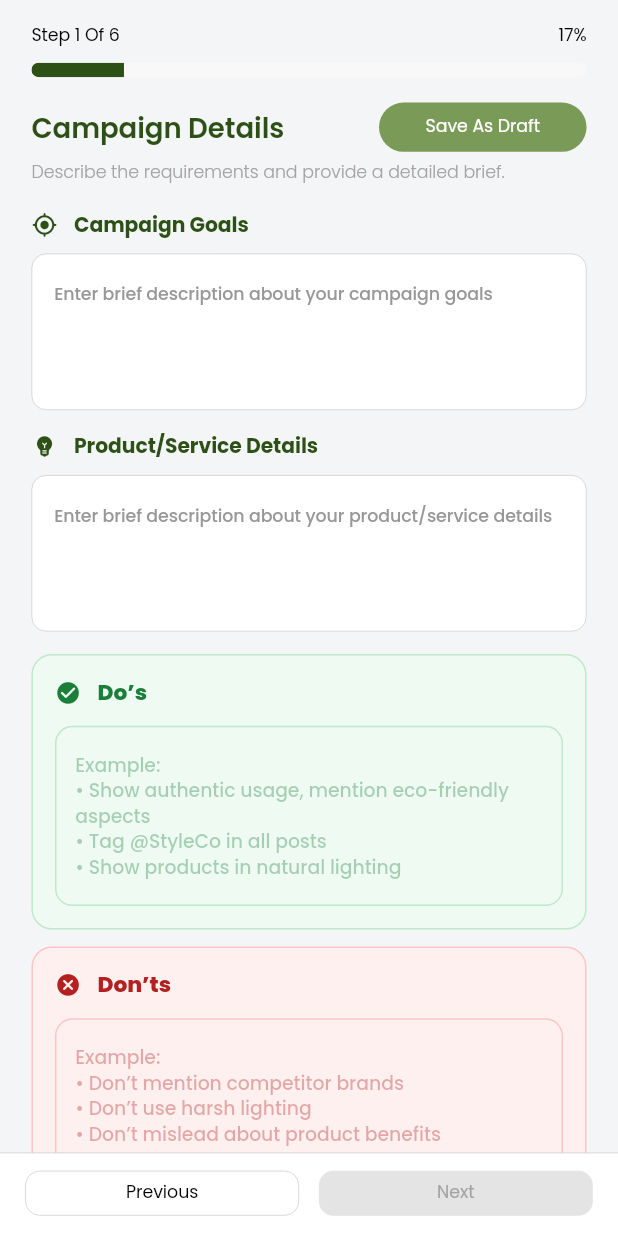
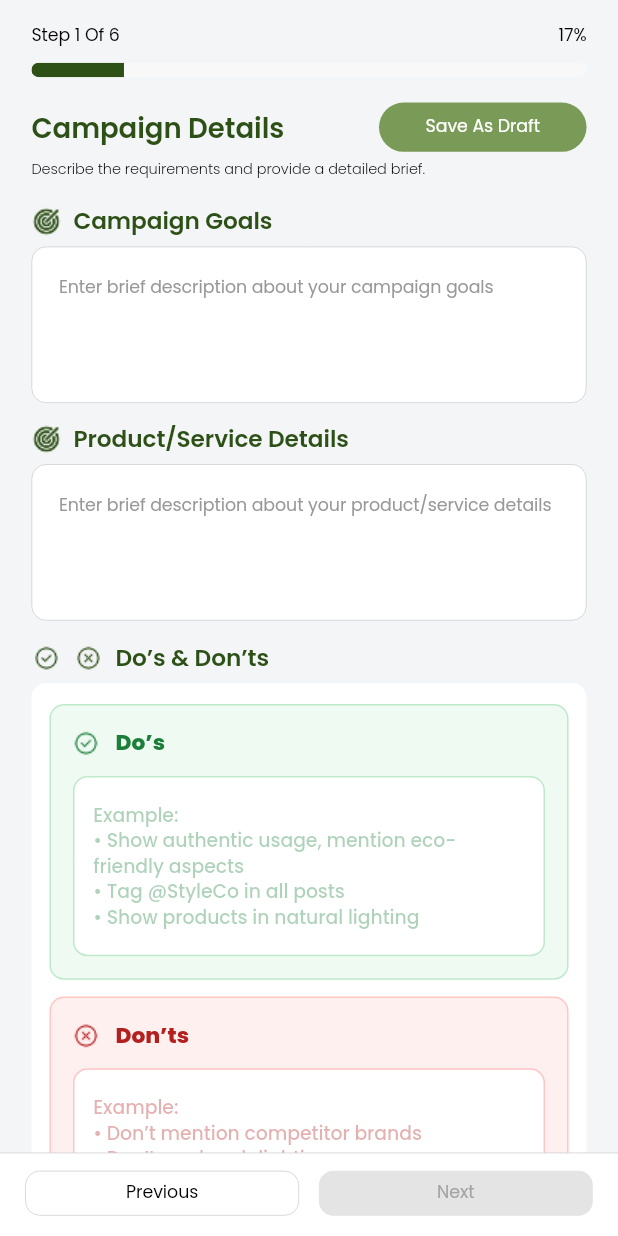
Before and after one commit to AminulSagor/influencer_app, a Flutter app: the CreateCampaignStep3View widget shown alone on an empty page, opened directly, on a phone screen of 412 x 824 dp. Run offline on Flutter 3.47's test engine with Material 3 defaults, Android fonts, the light colour scheme and no system bars; our stand-ins replace dotted_border, file_picker, fl_chart, flutter_screenutil, get, image_picker.

Commit message:
Complete the create_campaing_step3_view UI

```diff
--- /dev/null
+++ b/lib/core/utils/app_assets.dart
@@ -0,0 +1,10 @@
+class AppAssets {
+  static const String campaignGoals = 'assets/icons/campaign _goals.png';
+  static const String checkMark = 'assets/icons/check_mark.png';
+  static const String cancel = 'assets/icons/cancel.png';
+  static const String cancelOutline = 'assets/icons/cancel_outline.png';
+  static const String termsCondition = 'assets/icons/terms_condition.png';
+  static const String presentation = 'assets/icons/presentation.png';
+  static const String copyright = 'assets/icons/copyright.png';
+  static const String clock = 'assets/icons/clock.png';
+}
--- a/lib/modules/brand/create_campaign/create_campaign_step3_view.dart
+++ b/lib/modules/brand/create_campaign/create_campaign_step3_view.dart
@@ -2,6 +2,7 @@
 import 'package:flutter/material.dart';
 import 'package:flutter_screenutil/flutter_screenutil.dart';
 import 'package:get/get.dart';
+import 'package:influencer_app/core/utils/app_assets.dart';
 
 import '../../../core/theme/app_palette.dart';
 import '../../../core/utils/constants.dart';
@@ -57,60 +58,84 @@ class CreateCampaignStep3View extends GetView<CreateCampaignController> {
                         ),
                       ],
                     ),
-                    6.h.verticalSpace,
+                    5.h.verticalSpace,
                     Text(
                       'create_campaign_step3_subtitle'.tr,
                       maxLines: 2,
                       overflow: TextOverflow.ellipsis,
                       style: TextStyle(
-                        fontSize: 12.sp,
+                        fontSize: 10.sp,
                         fontWeight: FontWeight.w300,
-                        color: AppPalette.greyText,
+                        color: AppPalette.black,
                       ),
                     ),
 
                     18.h.verticalSpace,
 
-                    _SectionTitle(
-                      icon: Icons.gps_fixed_rounded,
-                      title: 'create_campaign_goals_label'.tr,
+                    TitleHeaderIcons(
+                        text: 'create_campaign_goals_label'.tr,
+                        icon: AppAssets.campaignGoals,
                     ),
-                    10.h.verticalSpace,
+
+                    6.h.verticalSpace,
+
                     _MultilineBox(
                       controller: controller.campaignGoalsCtrl,
                       hint: 'create_campaign_goals_hint'.tr,
                       onChanged: controller.onCampaignGoalsChanged,
                     ),
 
-                    16.h.verticalSpace,
+                    14.h.verticalSpace,
 
-                    _SectionTitle(
-                      icon: Icons.emoji_objects_rounded,
-                      title: 'create_campaign_product_service_label'.tr,
-                    ),
-                    10.h.verticalSpace,
+                    TitleHeaderIcons(text: 'create_campaign_product_service_label'.tr, icon: AppAssets.campaignGoals),
+
+                    6.h.verticalSpace,
+
                     _MultilineBox(
                       controller: controller.productServiceCtrl,
                       hint: 'create_campaign_product_service_hint'.tr,
                       onChanged: controller.onProductServiceChanged,
                     ),
 
-                    16.h.verticalSpace,
+                    15.h.verticalSpace,
 
-                    _DosDontSection(controller: controller),
+                    TitleHeaderIcons(
+                      text: 'campaign_dos_donts'.tr,
+                      icon: AppAssets.checkMark,
+                      extraIcon: AppAssets.cancelOutline,
+                    ),
 
-                    16.h.verticalSpace,
+                    6.h.verticalSpace,
+
+                    Container(
+                      padding: EdgeInsets.symmetric(horizontal: 12, vertical: 14),
+                      decoration: BoxDecoration(
+                        borderRadius: BorderRadius.circular(kBorderRadius.r),
+                        color: AppPalette.white,
+                      ),
+                      child: _DosDontSection(controller: controller),
+                    ),
+
+                    17.h.verticalSpace,
+
+                    TitleHeaderIcons(
+                      text: 'create_campaign_terms_label'.tr,
+                      icon: AppAssets.termsCondition,
+                    ),
+
+                    6.h.verticalSpace,
 
                     _TermsSection(controller: controller),
 
-                    18.h.verticalSpace,
+                    21.h.verticalSpace,
 
-                    _SectionTitle(
-                      icon: Icons.access_time_rounded,
-                      title: 'create_campaign_start_date_label'.tr,
-                      iconColor: Colors.deepOrange,
+                    TitleHeaderIcons(
+                      text: 'create_campaign_start_date_label'.tr,
+                      icon: AppAssets.clock,
                     ),
-                    10.h.verticalSpace,
+
+                    6.h.verticalSpace,
+
                     Obx(() {
                       final text = controller.startDateText;
                       final isPlaceholder = controller.startDate.value == null;
@@ -122,14 +147,15 @@ class CreateCampaignStep3View extends GetView<CreateCampaignController> {
                       );
                     }),
 
-                    16.h.verticalSpace,
+                    18.h.verticalSpace,
 
-                    _SectionTitle(
-                      icon: Icons.access_time_filled_rounded,
-                      title: 'create_campaign_duration_label'.tr,
-                      iconColor: Colors.deepOrange,
+                    TitleHeaderIcons(
+                      text: 'create_campaign_duration_label'.tr,
+                      icon: AppAssets.clock,
                     ),
-                    10.h.verticalSpace,
+
+                    6.h.verticalSpace,
+
                     _SingleLineBox(
                       controller: controller.durationCtrl,
                       hint: 'create_campaign_duration_hint'.tr, // "5 Days"
@@ -291,16 +317,16 @@ class _MultilineBox extends StatelessWidget {
         borderRadius: BorderRadius.circular(kBorderRadius.r),
         border: Border.all(color: AppPalette.border1, width: kBorderWidth0_5),
       ),
-      padding: EdgeInsets.symmetric(horizontal: 14.w, vertical: 10.h),
+      padding: EdgeInsets.symmetric(horizontal: 17.w, vertical: 10.h),
       child: TextFormField(
         controller: controller,
         onChanged: onChanged,
         maxLines: 4,
-        style: TextStyle(fontSize: 12.sp, color: AppPalette.black),
+        style: TextStyle(fontSize: 12.sp, color: AppPalette.greyText, fontWeight: FontWeight.w400),
         decoration: InputDecoration(
           border: InputBorder.none,
           hintText: hint,
-          hintStyle: TextStyle(fontSize: 12.sp, color: AppPalette.subtext),
+          hintStyle: TextStyle(fontSize: 12.sp, color: AppPalette.subtext, fontWeight: FontWeight.w400),
         ),
       ),
     );
@@ -400,7 +426,7 @@ class _DosDontSection extends StatelessWidget {
       children: [
         _GuidelineCard(
           title: 'create_campaign_dos_label'.tr,
-          icon: Icons.check_circle_rounded,
+          icon: AppAssets.checkMark,
           tint: const Color(0xFFEFFAF3),
           border: const Color(0xFFBFE9CB),
           titleColor: const Color(0xFF1B7F3A),
@@ -411,7 +437,7 @@ class _DosDontSection extends StatelessWidget {
         12.h.verticalSpace,
         _GuidelineCard(
           title: 'create_campaign_donts_label'.tr,
-          icon: Icons.cancel_rounded,
+          icon: AppAssets.cancelOutline,
           tint: const Color(0xFFFFF0F0),
           border: const Color(0xFFFFC5C5),
           titleColor: const Color(0xFFB32020),
@@ -426,7 +452,7 @@ class _DosDontSection extends StatelessWidget {
 
 class _GuidelineCard extends StatelessWidget {
   final String title;
-  final IconData icon;
+  final String icon;
   final Color tint;
   final Color border;
   final Color titleColor;
@@ -452,7 +478,7 @@ class _GuidelineCard extends StatelessWidget {
       padding: EdgeInsets.all(14.w),
       decoration: BoxDecoration(
         color: tint,
-        borderRadius: BorderRadius.circular(14.r),
+        borderRadius: BorderRadius.circular(kBorderRadius.r),
         border: Border.all(color: border, width: 1),
       ),
       child: Column(
@@ -461,8 +487,10 @@ class _GuidelineCard extends StatelessWidget {
           // Header like screenshot (icon + title)
           Row(
             children: [
-              Icon(icon, size: 18.sp, color: titleColor),
+              Image.asset(icon, height: 18.sp,width: 18.sp, color: titleColor),
+              // Icon(icon, size: 18.sp, color: titleColor),
               10.w.horizontalSpace,
+
               Expanded(
                 child: Text(
                   title,
@@ -484,8 +512,8 @@ class _GuidelineCard extends StatelessWidget {
           Container(
             padding: EdgeInsets.all(12.w),
             decoration: BoxDecoration(
-              color: tint.withOpacity(.55),
-              borderRadius: BorderRadius.circular(12.r),
+              color: AppPalette.white,
+              borderRadius: BorderRadius.circular(kBorderRadius.r),
               border: Border.all(color: border, width: 1),
             ),
             child: Column(
@@ -528,16 +556,8 @@ class _TermsSection extends StatelessWidget {
 
   @override
   Widget build(BuildContext context) {
-    return Column(
-      crossAxisAlignment: CrossAxisAlignment.start,
-      children: [
-        _SectionTitle(
-          icon: Icons.description_rounded,
-          title: 'create_campaign_terms_label'.tr,
-        ),
-        10.h.verticalSpace,
-        Container(
-          padding: EdgeInsets.all(14.w),
+    return Container(
+      padding: EdgeInsets.symmetric(horizontal: 19, vertical: 22),
       decoration: BoxDecoration(
         color: AppPalette.white,
         borderRadius: BorderRadius.circular(kBorderRadius.r),
@@ -550,49 +570,50 @@ class _TermsSection extends StatelessWidget {
         crossAxisAlignment: CrossAxisAlignment.start,
         children: [
           Row(
+            spacing: 10,
             children: [
-                  Icon(
-                    Icons.assignment_turned_in_rounded,
-                    size: 16.sp,
-                    color: AppPalette.primary,
-                  ),
-                  10.w.horizontalSpace,
+
+              Image.asset(AppAssets.presentation, height: 20, width: 20,color: AppPalette.primary),
+
               Text(
                 'create_campaign_reporting_requirements_label'.tr,
                 style: TextStyle(
-                      fontSize: 13.sp,
-                      fontWeight: FontWeight.w700,
+                  fontSize: 12.sp,
+                  fontWeight: FontWeight.w500,
                   color: AppPalette.primary,
                 ),
               ),
             ],
           ),
+
           10.h.verticalSpace,
+
           _MultilineBox(
             controller: controller.reportingReqCtrl,
             hint: 'create_campaign_reporting_requirements_hint'.tr,
             onChanged: controller.onReportingReqChanged,
           ),
+
           14.h.verticalSpace,
+
           Row(
+            spacing: 10,
             children: [
-                  Icon(
-                    Icons.copyright_rounded,
-                    size: 16.sp,
-                    color: AppPalette.primary,
-                  ),
-                  10.w.horizontalSpace,
+              Image.asset(AppAssets.copyright, height: 20, width: 20,color: AppPalette.primary),
+
               Text(
                 'create_campaign_usage_rights_label'.tr,
                 style: TextStyle(
-                      fontSize: 13.sp,
-                      fontWeight: FontWeight.w700,
+                  fontSize: 12.sp,
+                  fontWeight: FontWeight.w500,
                   color: AppPalette.primary,
                 ),
               ),
             ],
           ),
-              10.h.verticalSpace,
+
+          6.h.verticalSpace,
+
           _MultilineBox(
             controller: controller.usageRightsCtrl,
             hint: 'create_campaign_usage_rights_hint'.tr,
@@ -600,6 +621,50 @@ class _TermsSection extends StatelessWidget {
           ),
         ],
       ),
+    );
+  }
+}
+
+class TitleHeaderIcons extends StatelessWidget {
+  final String text;
+  final String icon;
+  final String? extraIcon;
+
+  const TitleHeaderIcons({
+    super.key,
+    required this.text,
+    required this.icon,
+    this.extraIcon,
+  });
+
+  @override
+  Widget build(BuildContext context) {
+    return Row(
+      spacing: 8,
+      children: [
+        Image.asset(
+          icon,
+          height: 20,
+          width: 20,
+          color: AppPalette.primary,
+        ),
+
+        if (extraIcon != null && extraIcon!.isNotEmpty) ...[
+          Image.asset(
+            extraIcon!,
+            height: 20,
+            width: 20,
+            color: AppPalette.primary,
+          ),
+        ],
+
+        Text(
+          text,
+          style: TextStyle(
+            fontSize: 16.sp,
+            fontWeight: FontWeight.w600,
+            color: AppPalette.primary,
+          ),
         ),
       ],
     );
```
Also changed, not shown: assets/icons/campaign _goals.png (added), assets/icons/clock.png (added). Lines whose indentation alone changed are shown as unchanged.
